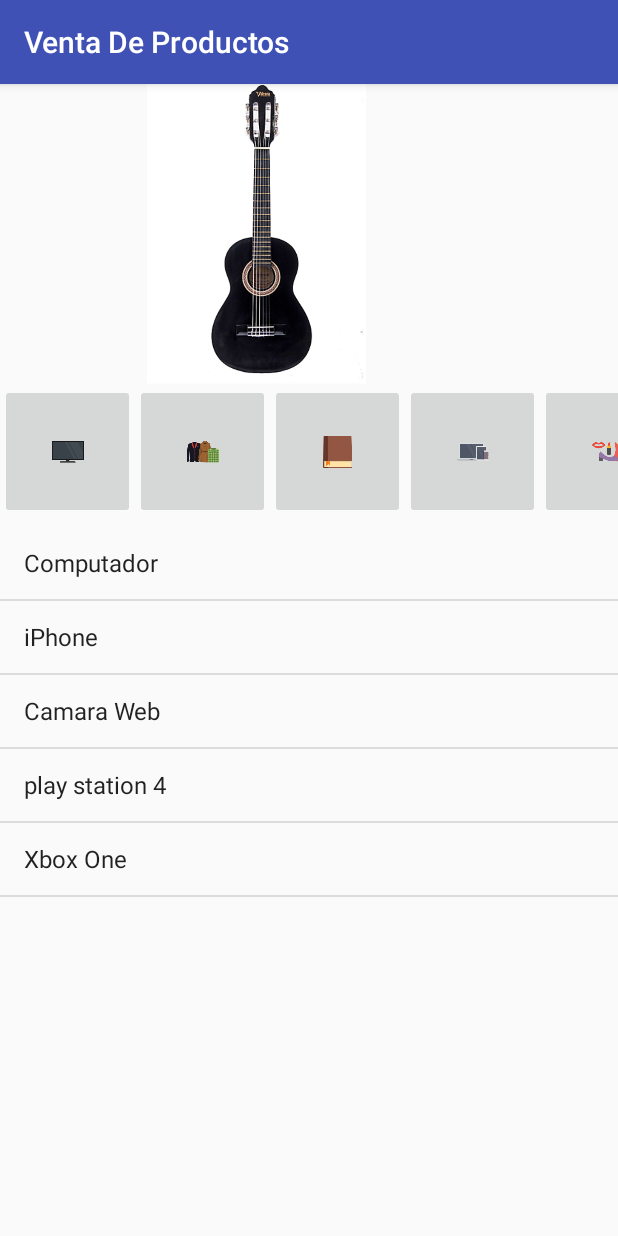
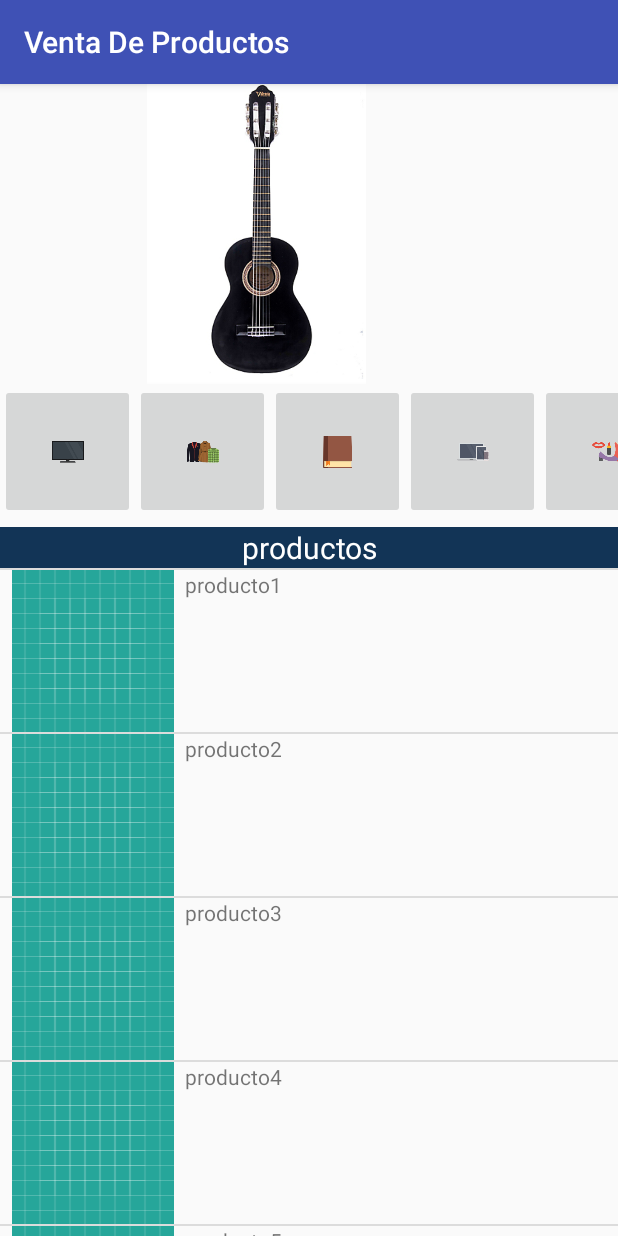
Before and after one commit to cellhig/VentaDeProductos, an Android app: the screen it shows after launch (MainActivity), on a phone screen of 412 x 824 dp. Run offline under Robolectric (Android 15) with nearby library versions, the light colour scheme and no system bars.

Commit message:
solucion cambio del adapter

```diff
--- a/app/src/main/java/com/example/higom/edpdm/ventadeproductos/MainActivity.java
+++ b/app/src/main/java/com/example/higom/edpdm/ventadeproductos/MainActivity.java
@@ -45,11 +45,17 @@ public class MainActivity extends AppCompatActivity implements View.OnClickListe
         productImages = (ListView) findViewById(R.id.imageItemRandom);
         productImages.setAdapter(imagesAdapter);*/
 
-       tecnologia = (ListView) findViewById(R.id.listView);
+        //adaptador de productos con su titulo
+        ProductsAdapter adapter = new ProductsAdapter(this, R.layout.listview_item_products_row, productsData);
+        products = (ListView) findViewById(R.id.listView);
+        View header = (View) getLayoutInflater().inflate(R.layout.list_header_products_row, null);
+        products.addHeaderView(header);
+        products.setAdapter(adapter);
 
-        ArrayAdapter<String> adapter = new ArrayAdapter<String>(this,android.R.layout.simple_list_item_1,productosTecnologia);
-
-        tecnologia.setAdapter(adapter);
+        //adaptador sencillo de datos estaticos
+       /*tecnologia = (ListView) findViewById(R.id.listView);
+       ArrayAdapter<String> adapter = new ArrayAdapter<String>(this,android.R.layout.simple_list_item_1,productosTecnologia);
+       tecnologia.setAdapter(adapter);*/
 
         Intent intent = getIntent();
 
--- a/app/src/main/java/com/example/higom/edpdm/ventadeproductos/ProductsAdapter.java
+++ b/app/src/main/java/com/example/higom/edpdm/ventadeproductos/ProductsAdapter.java
@@ -1,15 +1,59 @@
 package com.example.higom.edpdm.ventadeproductos;
 
+import android.app.Activity;
 import android.content.Context;
 import android.support.annotation.NonNull;
+import android.view.LayoutInflater;
+import android.view.View;
+import android.view.ViewGroup;
 import android.widget.ArrayAdapter;
+import android.widget.ImageView;
+import android.widget.TextView;
 
 /**
  * Created by higom on 14/11/2017.
  */
 
 public class ProductsAdapter extends ArrayAdapter<Products> {
-    public ProductsAdapter(@NonNull Context context, int resource) {
-        super(context, resource);
+
+    Context context;
+    int resource;
+    Products data[] = null;
+
+    public ProductsAdapter(@NonNull Context context, int resource, Products[] data) {
+        super(context, resource, data);
+
+        this.context = context;
+        this.resource = resource;
+        this.data = data;
+    }
+
+    public View getView(int position, View convertview, ViewGroup parent){
+        View row = convertview;
+        ProductsHolder holder = new ProductsHolder();
+
+        if (row == null) {
+            LayoutInflater inflater = ((Activity) context).getLayoutInflater();
+            row = inflater.inflate(resource, parent, false);
+
+            holder.imageView = (ImageView) row.findViewById(R.id.imageViewProductoItem);
+            holder.textView = (TextView) row.findViewById(R.id.textViewProductoItem);
+            row.setTag(holder);
+
+        } else {
+            holder = (ProductsHolder) row.getTag();
+        }
+
+        Products products = data[position];
+        holder.textView.setText(products.tittle);
+        holder.imageView.setImageResource(products.icon);
+
+        return row;
+    }
+
+    static class ProductsHolder{
+
+        ImageView imageView;
+        TextView textView;
     }
 }
```
